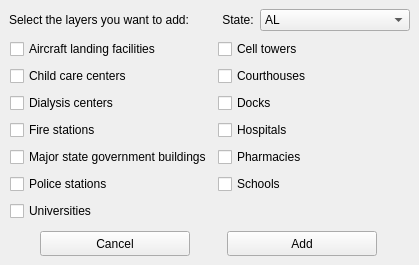
The window that critical_infrastructure_dockwidget_base.ui (cristianrmelendez/Critical-Infrastructure-Plugin) describes before a commit, drawn with Qt 5.
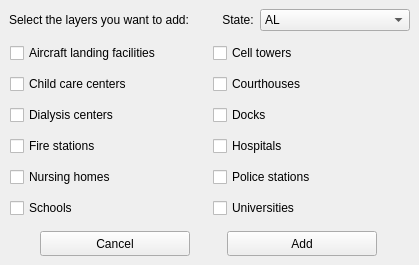
The same window after the commit.

```diff
--- a/critical_infrastructure_dockwidget_base.ui
+++ b/critical_infrastructure_dockwidget_base.ui
@@ -93,23 +93,6 @@
         </property>
        </widget>
       </item>
-      <item row="6" column="1">
-       <widget class="QCheckBox" name="Schools">
-        <property name="text">
-         <string>Schools</string>
-        </property>
-       </widget>
-      </item>
-      <item row="7" column="0">
-       <widget class="QCheckBox" name="Universities">
-        <property name="text">
-         <string>Universities</string>
-        </property>
-        <property name="tristate">
-         <bool>false</bool>
-        </property>
-       </widget>
-      </item>
       <item row="0" column="0">
        <widget class="QCheckBox" name="AircraftLandingFacilities">
         <property name="text">
@@ -148,24 +131,34 @@
       <item row="4" column="0">
        <widget class="QCheckBox" name="MajorStateGovernmentBuildings">
         <property name="text">
-         <string>Major state government buildings</string>
+         <string>Nursing homes</string>
         </property>
        </widget>
       </item>
       <item row="4" column="1">
-       <widget class="QCheckBox" name="Pharmacies">
-        <property name="text">
-         <string>Pharmacies</string>
-        </property>
-       </widget>
-      </item>
-      <item row="6" column="0">
        <widget class="QCheckBox" name="PoliceStations">
         <property name="text">
          <string>Police stations</string>
         </property>
        </widget>
       </item>
+      <item row="5" column="0">
+       <widget class="QCheckBox" name="Schools">
+        <property name="text">
+         <string>Schools</string>
+        </property>
+       </widget>
+      </item>
+      <item row="5" column="1">
+       <widget class="QCheckBox" name="Universities">
+        <property name="text">
+         <string>Universities</string>
+        </property>
+        <property name="tristate">
+         <bool>false</bool>
+        </property>
+       </widget>
+      </item>
      </layout>
     </item>
     <item row="3" column="0" colspan="2">
```
Left out of the diff: 2 changed lines with no effect on the pictures.
